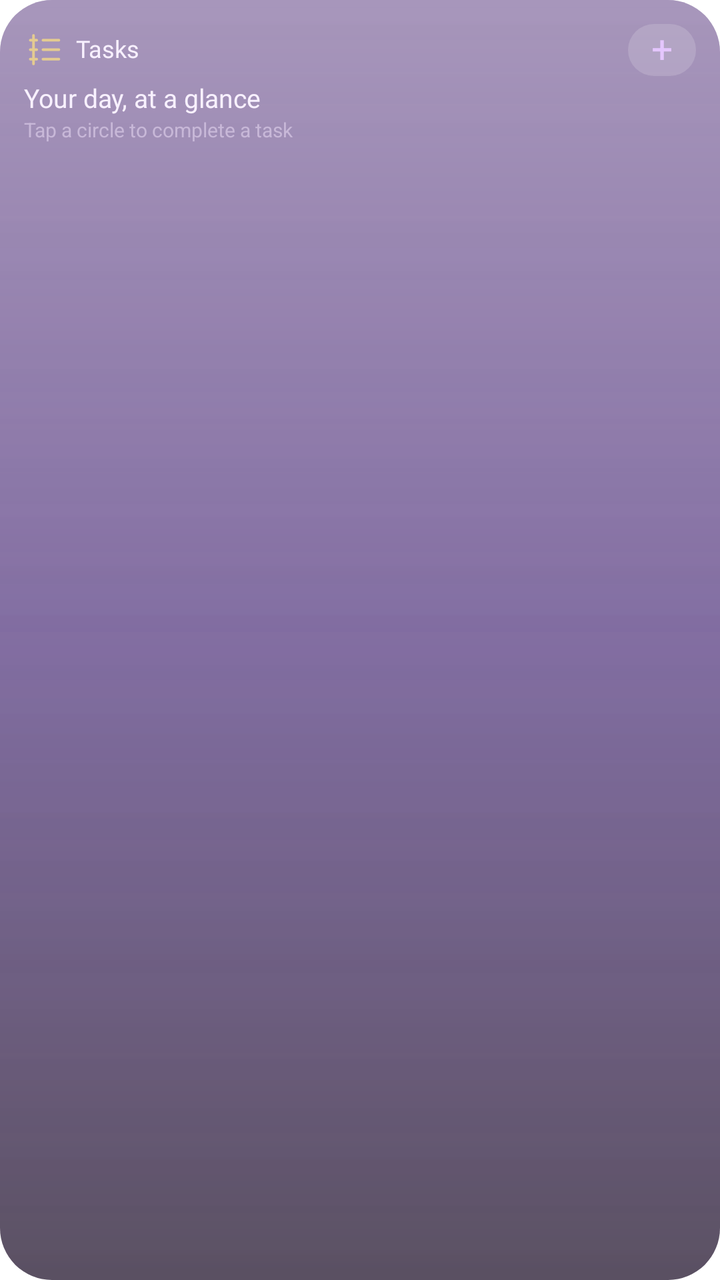
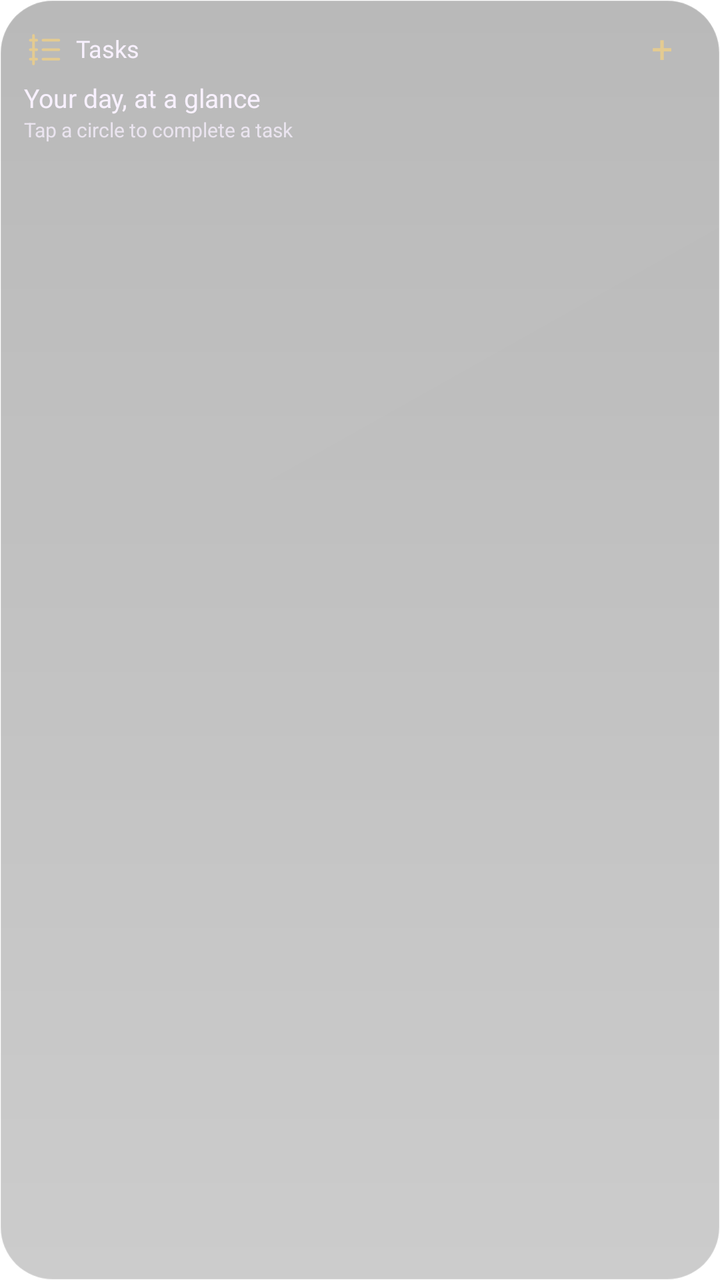

Screens rendered from an Android XML layout before and after an edit, with the pre-edit source and the edit as a unified diff.
<!-- AndroidManifest.xml: application theme Theme.Lumen -->
<!-- res/layout/widget_preview_tasks.xml -->
<?xml version='1.0' encoding='utf-8'?>
<LinearLayout xmlns:android="http://schemas.android.com/apk/res/android" android:id="@+id/widget_root" android:layout_width="match_parent" android:layout_height="match_parent" android:orientation="vertical" android:padding="12dp" android:background="@drawable/widget_glass_dark_balanced">
    <LinearLayout android:layout_width="match_parent" android:layout_height="wrap_content" android:orientation="horizontal" android:gravity="center_vertical">
        <ImageView android:id="@+id/widget_icon" android:layout_width="19dp" android:layout_height="19dp" android:contentDescription="@null" android:src="@drawable/widget_ic_tasks" />
        <TextView android:id="@+id/widget_title" android:layout_width="0dp" android:layout_weight="1" android:layout_height="wrap_content" android:layout_marginStart="7dp" android:text="@string/widget_tasks" android:textColor="#F8F1FF" android:textSize="12sp" android:fontFamily="@font/outfit_medium" android:maxLines="1" android:ellipsize="end" android:includeFontPadding="false" />
        <TextView android:id="@+id/widget_action" android:layout_width="34dp" android:layout_height="26dp" android:gravity="center" android:text="@string/widget_plus" android:textSize="19sp" android:textColor="#E4C6FF" android:contentDescription="@string/widget_open" android:background="@drawable/widget_control" android:includeFontPadding="false" />
    </LinearLayout>
    <TextView android:id="@+id/widget_detail" android:layout_width="match_parent" android:layout_height="wrap_content" android:layout_marginTop="4dp" android:text="@string/widget_preview_tasks_detail" android:textColor="#F8F1FF" android:textSize="13sp" android:fontFamily="@font/outfit_medium" android:maxLines="2" android:ellipsize="end" android:visibility="visible" android:includeFontPadding="false" />
    <Chronometer android:id="@+id/widget_timer" android:layout_width="match_parent" android:layout_height="24dp" android:textColor="#F8F1FF" android:textSize="20sp" android:fontFamily="@font/outfit_medium" android:visibility="gone" android:includeFontPadding="false" />
    <TextView android:id="@+id/widget_status" android:layout_width="match_parent" android:layout_height="wrap_content" android:layout_marginTop="2dp" android:textColor="#C8B8D8" android:textSize="10sp" android:maxLines="2" android:ellipsize="end" android:text="@string/widget_preview_tasks_status" android:visibility="visible" android:includeFontPadding="false" />
    <LinearLayout android:id="@+id/widget_photos" android:layout_width="match_parent" android:layout_height="44dp" android:layout_marginTop="4dp" android:orientation="horizontal" android:gravity="center_vertical" android:visibility="gone">
        <ImageView android:id="@+id/widget_photo1" android:layout_width="0dp" android:layout_weight="1" android:layout_height="40dp" android:layout_marginEnd="4dp" android:scaleType="centerCrop" android:background="@drawable/widget_photo_frame" android:contentDescription="@string/widget_photo" android:visibility="gone" />
        <ImageView android:id="@+id/widget_photo2" android:layout_width="0dp" android:layout_weight="1" android:layout_height="40dp" android:layout_marginEnd="4dp" android:scaleType="centerCrop" android:background="@drawable/widget_photo_frame" android:contentDescription="@string/widget_photo" android:visibility="gone" />
        <ImageView android:id="@+id/widget_photo3" android:layout_width="0dp" android:layout_weight="1" android:layout_height="40dp" android:layout_marginEnd="4dp" android:scaleType="centerCrop" android:background="@drawable/widget_photo_frame" android:contentDescription="@string/widget_photo" android:visibility="gone" />
        <ImageView android:id="@+id/widget_photo4" android:layout_width="0dp" android:layout_weight="1" android:layout_height="40dp" android:layout_marginEnd="4dp" android:scaleType="centerCrop" android:background="@drawable/widget_photo_frame" android:contentDescription="@string/widget_photo" android:visibility="gone" />
    </LinearLayout>
    <LinearLayout android:id="@+id/widget_photo_names" android:layout_width="match_parent" android:layout_height="12dp" android:orientation="horizontal" android:visibility="gone">
        <TextView android:id="@+id/widget_person1" android:layout_width="0dp" android:layout_weight="1" android:layout_height="match_parent" android:textColor="#C8B8D8" android:textSize="9sp" android:gravity="center" android:maxLines="1" android:ellipsize="end" android:includeFontPadding="false" />
        <TextView android:id="@+id/widget_person2" android:layout_width="0dp" android:layout_weight="1" android:layout_height="match_parent" android:textColor="#C8B8D8" android:textSize="9sp" android:gravity="center" android:maxLines="1" android:ellipsize="end" android:includeFontPadding="false" />
        <TextView android:id="@+id/widget_person3" android:layout_width="0dp" android:layout_weight="1" android:layout_height="match_parent" android:textColor="#C8B8D8" android:textSize="9sp" android:gravity="center" android:maxLines="1" android:ellipsize="end" android:includeFontPadding="false" />
        <TextView android:id="@+id/widget_person4" android:layout_width="0dp" android:layout_weight="1" android:layout_height="match_parent" android:textColor="#C8B8D8" android:textSize="9sp" android:gravity="center" android:maxLines="1" android:ellipsize="end" android:includeFontPadding="false" />
    </LinearLayout>
    <LinearLayout android:id="@+id/widget_row1" android:layout_width="match_parent" android:layout_height="24dp" android:orientation="horizontal" android:gravity="center_vertical" android:visibility="gone">
        <TextView android:id="@+id/widget_check1" android:layout_width="34dp" android:layout_height="match_parent" android:text="@string/widget_circle" android:textColor="#E4C6FF" android:textSize="22sp" android:gravity="center_vertical" android:includeFontPadding="false" />
        <TextView android:id="@+id/widget_task1" android:layout_width="0dp" android:layout_weight="1" android:layout_height="wrap_content" android:textColor="#F8F1FF" android:textSize="12sp" android:maxLines="1" android:ellipsize="end" android:includeFontPadding="false" />
    </LinearLayout>
    <LinearLayout android:id="@+id/widget_row2" android:layout_width="match_parent" android:layout_height="24dp" android:orientation="horizontal" android:gravity="center_vertical" android:visibility="gone">
        <TextView android:id="@+id/widget_check2" android:layout_width="34dp" android:layout_height="match_parent" android:text="@string/widget_circle" android:textColor="#E4C6FF" android:textSize="22sp" android:gravity="center_vertical" android:includeFontPadding="false" />
        <TextView android:id="@+id/widget_task2" android:layout_width="0dp" android:layout_weight="1" android:layout_height="wrap_content" android:textColor="#F8F1FF" android:textSize="12sp" android:maxLines="1" android:ellipsize="end" android:includeFontPadding="false" />
    </LinearLayout>
    <TextView android:id="@+id/widget_button" android:layout_width="match_parent" android:layout_height="28dp" android:layout_marginTop="4dp" android:gravity="center" android:textColor="#2A1048" android:fontFamily="@font/outfit_medium" android:textSize="12sp" android:background="@drawable/widget_pill" android:visibility="gone" android:text="@string/widget_preview_tasks_button" android:includeFontPadding="false" />
    <ProgressBar android:id="@+id/widget_meter" android:layout_width="match_parent" android:layout_height="4dp" android:layout_marginTop="8dp" android:max="100" android:progressTint="#C084FC" android:progressBackgroundTint="#33E4C6FF" android:visibility="gone" style="?android:attr/progressBarStyleHorizontal" />
</LinearLayout>
<!-- resources referenced by this layout -->
<resources>
  <!-- drawable widget_control (drawable) -->
  <?xml version="1.0" encoding="utf-8"?>
  <shape xmlns:android="http://schemas.android.com/apk/res/android">
      <corners android:radius="16dp" />
      <solid android:color="#28FFFFFF" />
  </shape>
  <!-- drawable widget_glass_dark_balanced (drawable) -->
  <?xml version="1.0" encoding="utf-8"?>
  <layer-list xmlns:android="http://schemas.android.com/apk/res/android">
      <item>
          <shape>
              <corners android:radius="26dp" />
              <gradient
                  android:angle="270"
                  android:startColor="#993B1568"
                  android:centerColor="#A62E1060"
                  android:endColor="#B314061F" />
          </shape>
      </item>
      <item>
          <shape>
              <corners android:radius="26dp" />
              <gradient
                  android:angle="270"
                  android:startColor="#40FFFFFF"
                  android:centerColor="#18E4C6FF"
                  android:endColor="#00FFFFFF" />
          </shape>
      </item>
  </layer-list>
  <!-- drawable widget_ic_tasks (drawable) -->
  <vector xmlns:android="http://schemas.android.com/apk/res/android" android:width="24dp" android:height="24dp" android:viewportWidth="24" android:viewportHeight="24"><path android:pathData="M4,6 L8,6 M12,6 L22,6 M4,12 L8,12 M12,12 L22,12 M4,18 L8,18 M12,18 L22,18 M6,3 L6,9 M6,9 L6,15 M6,15 L6,21" android:fillColor="@android:color/transparent" android:strokeColor="#E4CB91" android:strokeWidth="1.7" android:strokeLineCap="round" android:strokeLineJoin="round" /></vector>
  <!-- drawable widget_photo_frame (drawable) -->
  <?xml version="1.0" encoding="utf-8"?>
  <shape xmlns:android="http://schemas.android.com/apk/res/android">
      <corners android:radius="16dp" />
      <solid android:color="#3314061F" />
  </shape>
  <!-- drawable widget_pill (drawable) -->
  <?xml version="1.0" encoding="utf-8"?>
  <shape xmlns:android="http://schemas.android.com/apk/res/android">
      <corners android:radius="22dp" />
      <gradient
          android:angle="0"
          android:startColor="#E9D5FF"
          android:centerColor="#D8B4FE"
          android:endColor="#F0ABFC" />
  </shape>
  <string name="widget_circle">○</string>
  <string name="widget_open">Open widget</string>
  <string name="widget_photo">Photo</string>
  <string name="widget_plus">+</string>
  <string name="widget_preview_tasks_button" />
  <string name="widget_preview_tasks_detail">Your day, at a glance</string>
  <string name="widget_preview_tasks_status">Tap a circle to complete a task</string>
  <string name="widget_tasks">Tasks</string>
  <style name="Theme.Lumen" parent="android:Theme.Material.NoActionBar">
          <item name="android:windowShowWallpaper">true</item>
          <item name="android:windowBackground">@android:color/transparent</item>
          <item name="android:colorBackgroundCacheHint">@null</item>
          <item name="android:statusBarColor">@android:color/transparent</item>
          <item name="android:navigationBarColor">@android:color/transparent</item>
          <item name="android:windowDrawsSystemBarBackgrounds">true</item>
          <item name="android:windowLightStatusBar">false</item>
      </style>
</resources>

<!-- the commit's change to res/layout/widget_preview_tasks.xml (unified diff, before → after) -->
@@ -3,11 +3,11 @@
     <LinearLayout android:layout_width="match_parent" android:layout_height="wrap_content" android:orientation="horizontal" android:gravity="center_vertical">
         <ImageView android:id="@+id/widget_icon" android:layout_width="19dp" android:layout_height="19dp" android:contentDescription="@null" android:src="@drawable/widget_ic_tasks" />
         <TextView android:id="@+id/widget_title" android:layout_width="0dp" android:layout_weight="1" android:layout_height="wrap_content" android:layout_marginStart="7dp" android:text="@string/widget_tasks" android:textColor="#F8F1FF" android:textSize="12sp" android:fontFamily="@font/outfit_medium" android:maxLines="1" android:ellipsize="end" android:includeFontPadding="false" />
-        <TextView android:id="@+id/widget_action" android:layout_width="34dp" android:layout_height="26dp" android:gravity="center" android:text="@string/widget_plus" android:textSize="19sp" android:textColor="#E4C6FF" android:contentDescription="@string/widget_open" android:background="@drawable/widget_control" android:includeFontPadding="false" />
+        <TextView android:id="@+id/widget_action" android:layout_width="34dp" android:layout_height="26dp" android:gravity="center" android:text="@string/widget_plus" android:textSize="19sp" android:textColor="#E4CB91" android:contentDescription="@string/widget_open" android:background="@drawable/widget_control" android:includeFontPadding="false" />
     </LinearLayout>
     <TextView android:id="@+id/widget_detail" android:layout_width="match_parent" android:layout_height="wrap_content" android:layout_marginTop="4dp" android:text="@string/widget_preview_tasks_detail" android:textColor="#F8F1FF" android:textSize="13sp" android:fontFamily="@font/outfit_medium" android:maxLines="2" android:ellipsize="end" android:visibility="visible" android:includeFontPadding="false" />
     <Chronometer android:id="@+id/widget_timer" android:layout_width="match_parent" android:layout_height="24dp" android:textColor="#F8F1FF" android:textSize="20sp" android:fontFamily="@font/outfit_medium" android:visibility="gone" android:includeFontPadding="false" />
-    <TextView android:id="@+id/widget_status" android:layout_width="match_parent" android:layout_height="wrap_content" android:layout_marginTop="2dp" android:textColor="#C8B8D8" android:textSize="10sp" android:maxLines="2" android:ellipsize="end" android:text="@string/widget_preview_tasks_status" android:visibility="visible" android:includeFontPadding="false" />
+    <TextView android:id="@+id/widget_status" android:layout_width="match_parent" android:layout_height="wrap_content" android:layout_marginTop="2dp" android:textColor="#C4F8F1FF" android:textSize="10sp" android:maxLines="2" android:ellipsize="end" android:text="@string/widget_preview_tasks_status" android:visibility="visible" android:includeFontPadding="false" />
     <LinearLayout android:id="@+id/widget_photos" android:layout_width="match_parent" android:layout_height="44dp" android:layout_marginTop="4dp" android:orientation="horizontal" android:gravity="center_vertical" android:visibility="gone">
         <ImageView android:id="@+id/widget_photo1" android:layout_width="0dp" android:layout_weight="1" android:layout_height="40dp" android:layout_marginEnd="4dp" android:scaleType="centerCrop" android:background="@drawable/widget_photo_frame" android:contentDescription="@string/widget_photo" android:visibility="gone" />
         <ImageView android:id="@+id/widget_photo2" android:layout_width="0dp" android:layout_weight="1" android:layout_height="40dp" android:layout_marginEnd="4dp" android:scaleType="centerCrop" android:background="@drawable/widget_photo_frame" android:contentDescription="@string/widget_photo" android:visibility="gone" />
@@ -15,17 +15,17 @@
         <ImageView android:id="@+id/widget_photo4" android:layout_width="0dp" android:layout_weight="1" android:layout_height="40dp" android:layout_marginEnd="4dp" android:scaleType="centerCrop" android:background="@drawable/widget_photo_frame" android:contentDescription="@string/widget_photo" android:visibility="gone" />
     </LinearLayout>
     <LinearLayout android:id="@+id/widget_photo_names" android:layout_width="match_parent" android:layout_height="12dp" android:orientation="horizontal" android:visibility="gone">
-        <TextView android:id="@+id/widget_person1" android:layout_width="0dp" android:layout_weight="1" android:layout_height="match_parent" android:textColor="#C8B8D8" android:textSize="9sp" android:gravity="center" android:maxLines="1" android:ellipsize="end" android:includeFontPadding="false" />
-        <TextView android:id="@+id/widget_person2" android:layout_width="0dp" android:layout_weight="1" android:layout_height="match_parent" android:textColor="#C8B8D8" android:textSize="9sp" android:gravity="center" android:maxLines="1" android:ellipsize="end" android:includeFontPadding="false" />
-        <TextView android:id="@+id/widget_person3" android:layout_width="0dp" android:layout_weight="1" android:layout_height="match_parent" android:textColor="#C8B8D8" android:textSize="9sp" android:gravity="center" android:maxLines="1" android:ellipsize="end" android:includeFontPadding="false" />
-        <TextView android:id="@+id/widget_person4" android:layout_width="0dp" android:layout_weight="1" android:layout_height="match_parent" android:textColor="#C8B8D8" android:textSize="9sp" android:gravity="center" android:maxLines="1" android:ellipsize="end" android:includeFontPadding="false" />
+        <TextView android:id="@+id/widget_person1" android:layout_width="0dp" android:layout_weight="1" android:layout_height="match_parent" android:textColor="#C4F8F1FF" android:textSize="9sp" android:gravity="center" android:maxLines="1" android:ellipsize="end" android:includeFontPadding="false" />
+        <TextView android:id="@+id/widget_person2" android:layout_width="0dp" android:layout_weight="1" android:layout_height="match_parent" android:textColor="#C4F8F1FF" android:textSize="9sp" android:gravity="center" android:maxLines="1" android:ellipsize="end" android:includeFontPadding="false" />
+        <TextView android:id="@+id/widget_person3" android:layout_width="0dp" android:layout_weight="1" android:layout_height="match_parent" android:textColor="#C4F8F1FF" android:textSize="9sp" android:gravity="center" android:maxLines="1" android:ellipsize="end" android:includeFontPadding="false" />
+        <TextView android:id="@+id/widget_person4" android:layout_width="0dp" android:layout_weight="1" android:layout_height="match_parent" android:textColor="#C4F8F1FF" android:textSize="9sp" android:gravity="center" android:maxLines="1" android:ellipsize="end" android:includeFontPadding="false" />
     </LinearLayout>
     <LinearLayout android:id="@+id/widget_row1" android:layout_width="match_parent" android:layout_height="24dp" android:orientation="horizontal" android:gravity="center_vertical" android:visibility="gone">
-        <TextView android:id="@+id/widget_check1" android:layout_width="34dp" android:layout_height="match_parent" android:text="@string/widget_circle" android:textColor="#E4C6FF" android:textSize="22sp" android:gravity="center_vertical" android:includeFontPadding="false" />
+        <TextView android:id="@+id/widget_check1" android:layout_width="34dp" android:layout_height="match_parent" android:text="@string/widget_circle" android:textColor="#E4CB91" android:textSize="22sp" android:gravity="center_vertical" android:includeFontPadding="false" />
         <TextView android:id="@+id/widget_task1" android:layout_width="0dp" android:layout_weight="1" android:layout_height="wrap_content" android:textColor="#F8F1FF" android:textSize="12sp" android:maxLines="1" android:ellipsize="end" android:includeFontPadding="false" />
     </LinearLayout>
     <LinearLayout android:id="@+id/widget_row2" android:layout_width="match_parent" android:layout_height="24dp" android:orientation="horizontal" android:gravity="center_vertical" android:visibility="gone">
-        <TextView android:id="@+id/widget_check2" android:layout_width="34dp" android:layout_height="match_parent" android:text="@string/widget_circle" android:textColor="#E4C6FF" android:textSize="22sp" android:gravity="center_vertical" android:includeFontPadding="false" />
+        <TextView android:id="@+id/widget_check2" android:layout_width="34dp" android:layout_height="match_parent" android:text="@string/widget_circle" android:textColor="#E4CB91" android:textSize="22sp" android:gravity="center_vertical" android:includeFontPadding="false" />
         <TextView android:id="@+id/widget_task2" android:layout_width="0dp" android:layout_weight="1" android:layout_height="wrap_content" android:textColor="#F8F1FF" android:textSize="12sp" android:maxLines="1" android:ellipsize="end" android:includeFontPadding="false" />
     </LinearLayout>
     <TextView android:id="@+id/widget_button" android:layout_width="match_parent" android:layout_height="28dp" android:layout_marginTop="4dp" android:gravity="center" android:textColor="#2A1048" android:fontFamily="@font/outfit_medium" android:textSize="12sp" android:background="@drawable/widget_pill" android:visibility="gone" android:text="@string/widget_preview_tasks_button" android:includeFontPadding="false" />
<!-- resource entries referenced after the edit -->
@@ -2,51 +2,31 @@
 <resources>
   <!-- drawable widget_control (drawable) -->
   <?xml version="1.0" encoding="utf-8"?>
-  <shape xmlns:android="http://schemas.android.com/apk/res/android">
-      <corners android:radius="16dp" />
-      <solid android:color="#28FFFFFF" />
-  </shape>
+  <shape xmlns:android="http://schemas.android.com/apk/res/android"><solid android:color="#00000000" /></shape>
   <!-- drawable widget_glass_dark_balanced (drawable) -->
   <?xml version="1.0" encoding="utf-8"?>
   <layer-list xmlns:android="http://schemas.android.com/apk/res/android">
-      <item>
-          <shape>
-              <corners android:radius="26dp" />
-              <gradient
-                  android:angle="270"
-                  android:startColor="#993B1568"
-                  android:centerColor="#A62E1060"
-                  android:endColor="#B314061F" />
-          </shape>
-      </item>
-      <item>
-          <shape>
-              <corners android:radius="26dp" />
-              <gradient
-                  android:angle="270"
-                  android:startColor="#40FFFFFF"
-                  android:centerColor="#18E4C6FF"
-                  android:endColor="#00FFFFFF" />
-          </shape>
-      </item>
+    <item><shape>
+      <corners android:radius="26dp" />
+      <gradient android:angle="270" android:startColor="#47000000" android:endColor="#33000000" />
+      <stroke android:width="0.8dp" android:color="#33FFFFFF" />
+  </shape></item>
+    <item><shape>
+      <corners android:radius="26dp" />
+      <gradient android:angle="315" android:startColor="#04FFFFFF" android:endColor="#00FFFFFF" />
+    </shape></item>
   </layer-list>
   <!-- drawable widget_ic_tasks (drawable) -->
   <vector xmlns:android="http://schemas.android.com/apk/res/android" android:width="24dp" android:height="24dp" android:viewportWidth="24" android:viewportHeight="24"><path android:pathData="M4,6 L8,6 M12,6 L22,6 M4,12 L8,12 M12,12 L22,12 M4,18 L8,18 M12,18 L22,18 M6,3 L6,9 M6,9 L6,15 M6,15 L6,21" android:fillColor="@android:color/transparent" android:strokeColor="#E4CB91" android:strokeWidth="1.7" android:strokeLineCap="round" android:strokeLineJoin="round" /></vector>
   <!-- drawable widget_photo_frame (drawable) -->
   <?xml version="1.0" encoding="utf-8"?>
-  <shape xmlns:android="http://schemas.android.com/apk/res/android">
-      <corners android:radius="16dp" />
-      <solid android:color="#3314061F" />
-  </shape>
+  <shape xmlns:android="http://schemas.android.com/apk/res/android"><solid android:color="#00000000" /></shape>
   <!-- drawable widget_pill (drawable) -->
   <?xml version="1.0" encoding="utf-8"?>
   <shape xmlns:android="http://schemas.android.com/apk/res/android">
       <corners android:radius="22dp" />
-      <gradient
-          android:angle="0"
-          android:startColor="#E9D5FF"
-          android:centerColor="#D8B4FE"
-          android:endColor="#F0ABFC" />
+      <gradient android:angle="270" android:startColor="#EAD8AD" android:endColor="#DBC18A" />
+      <stroke android:width="0.7dp" android:color="#50FFFFFF" />
   </shape>
   <string name="widget_circle">○</string>
   <string name="widget_open">Open widget</string>
